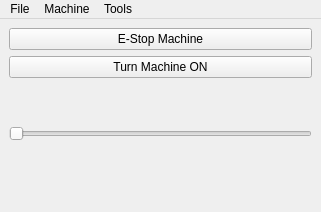
This is examples/mini/mini.ui in kcjengr/qtpyvcp as Qt 5 draws it before an edit. The edited form follows.
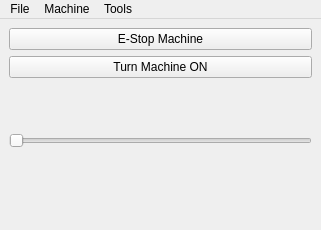
This is the edited form. Custom widgets are drawn as their Qt base class.

Commit message: update mini with new channel URL format

The edit to the form file:
```diff
--- a/examples/mini/mini.ui
+++ b/examples/mini/mini.ui
@@ -7,7 +7,7 @@
     <x>0</x>
     <y>0</y>
     <width>321</width>
-    <height>212</height>
+    <height>230</height>
    </rect>
   </property>
   <property name="focusPolicy">
```
Left out of the diff: 134 changed lines with no effect on the pictures.
